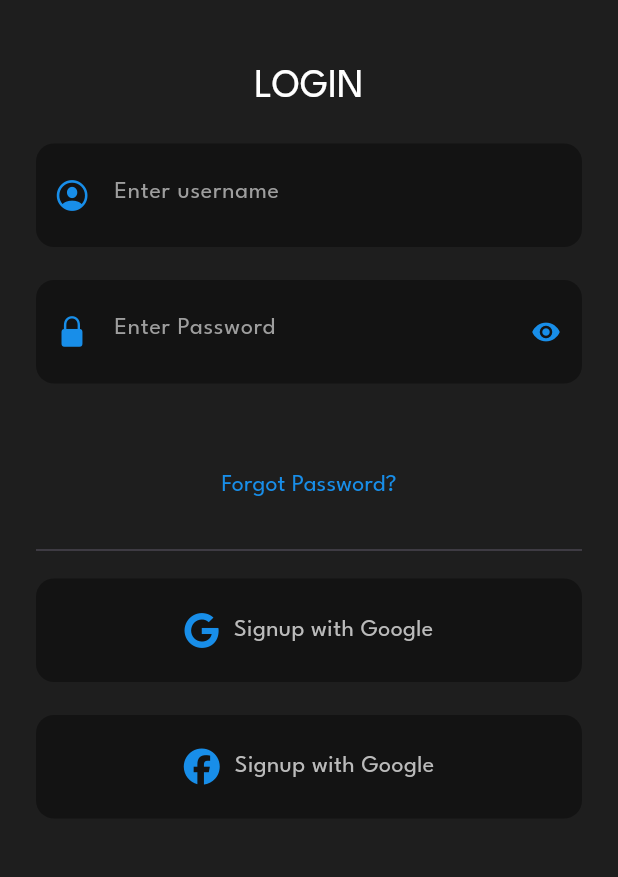
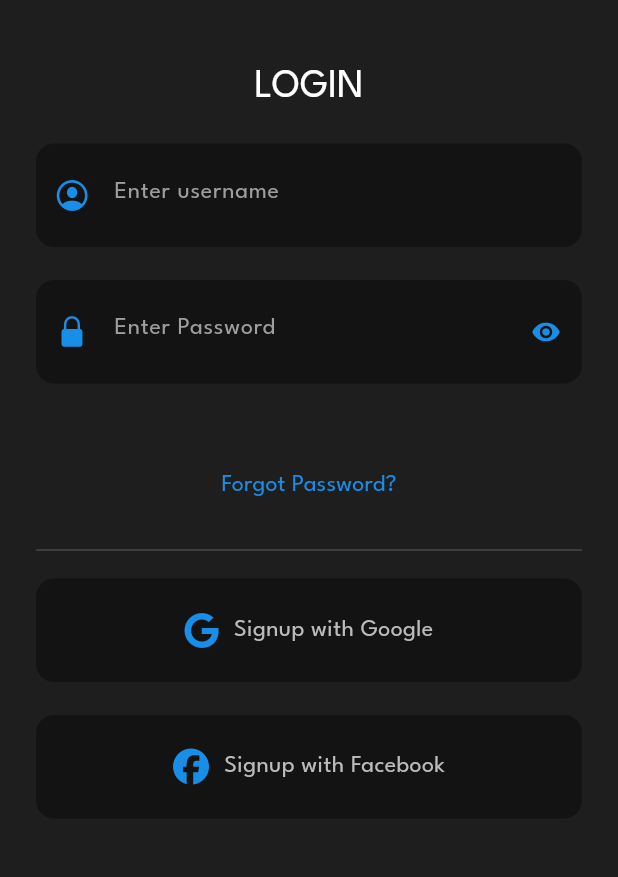
Before and after one commit to Abhigyan103/AniAirs, a Flutter app: the screen it shows after launch, on a phone screen of 412 x 824 dp, the part 284-1161 px from its top. Run offline on Flutter 3.47's test engine with Material 3 defaults, Android fonts, the phone set to English and light mode, and no system bars; our stand-ins replace cached_network_image, flutter_riverpod, font_awesome_flutter, riverpod_annotation; missing offline and left inert: jikan_api; generated files the repository leaves out were written again.

Commit message:
#Added Login Page | changed text from sign up from google to facebook

```diff
--- a/lib/src/views/login_signup/login.dart
+++ b/lib/src/views/login_signup/login.dart
@@ -121,7 +121,7 @@ class LoginPage extends StatelessWidget {
                         width: 10,
                       ),
                       const Text(
-                        'Signup with Google',
+                        'Signup with Facebook',
                         style: TextStyle(
                           color: Color(0xFFBBBBBB),
                           fontSize: 16,
```
